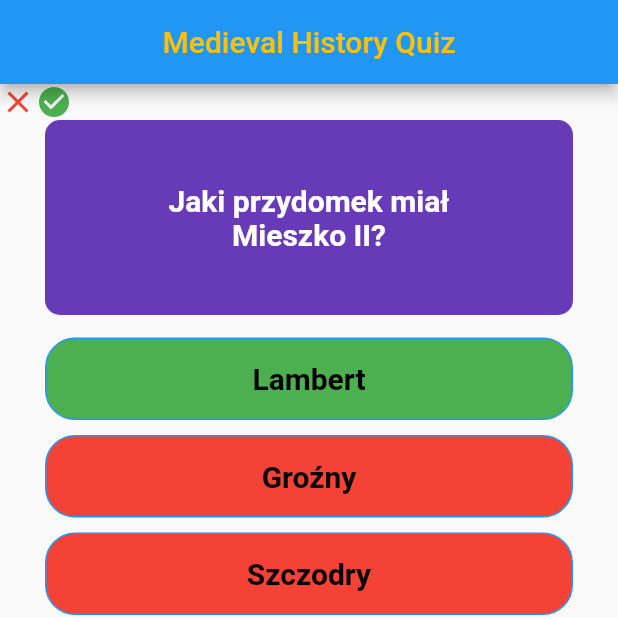
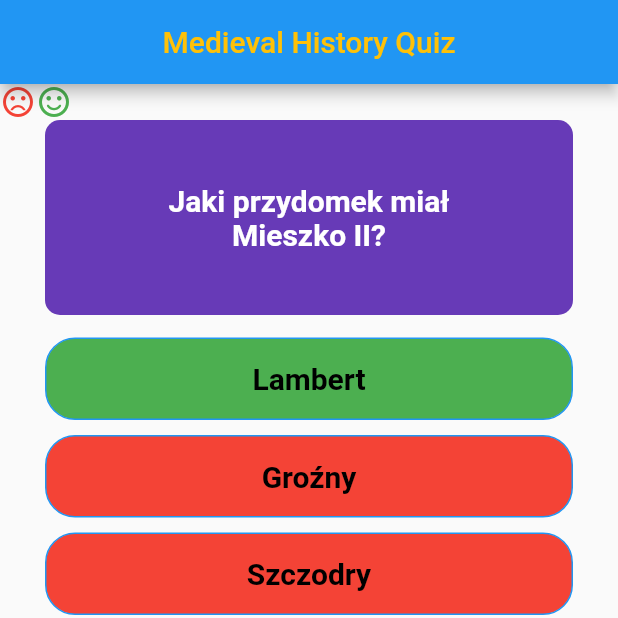
Before and after one commit to christopherwozniak/medieval_quiz, a Flutter app: the screen it shows after launch, after a tap on "Mieszko I", after a tap on "Next Question", after a tap on "Lambert", on a phone screen of 412 x 824 dp, the top half of it. Run offline on Flutter 3.47's test engine with Material 2 defaults, Android fonts, the light colour scheme and no system bars.

Commit message:
Add new Icons to home.dart

```diff
--- a/lib/home/home.dart
+++ b/lib/home/home.dart
@@ -30,8 +30,8 @@ class _HomeState extends State<Home> {
       // adding to the score tracker on top
       _scoreTracker.add(
         answerScore
-            ? const Icon(Icons.check_circle, color: Colors.green)
-            : const Icon(Icons.clear, color: Colors.red),
+            ? const Icon(Icons.sentiment_satisfied_alt_rounded, color: Colors.green)
+            : const Icon(Icons.sentiment_dissatisfied_sharp, color: Colors.red),
       );
       //when the quiz ends
       if (_questioniIndex + 1 == _questions.length) {
@@ -231,97 +231,3 @@ final _questions = [
     ],
   },
 ];
-
-
-// InkWell(
-//               onTap: () {},
-//               child: Container(
-//                 padding: const EdgeInsets.all(15.0),
-//                 margin:
-//                     const EdgeInsets.symmetric(vertical: 5.0, horizontal: 30.0),
-//                 width: double.infinity,
-//                 decoration: BoxDecoration(
-//                   color: Colors.blue,
-//                   border: Border.all(color: Colors.blue),
-//                   borderRadius: BorderRadius.circular(20.0),
-//                 ),
-//                 child: const Text(
-//                   'Answers',
-//                   textAlign: TextAlign.center,
-//                   style: TextStyle(
-//                     fontSize: 20.0,
-//                     color: Colors.white,
-//                     fontWeight: FontWeight.bold,
-//                   ),
-//                 ),
-//               ),
-//             ),
-//             InkWell(
-//               onTap: () {},
-//               child: Container(
-//                 padding: const EdgeInsets.all(15.0),
-//                 margin:
-//                     const EdgeInsets.symmetric(vertical: 5.0, horizontal: 30.0),
-//                 width: double.infinity,
-//                 decoration: BoxDecoration(
-//                   color: Colors.blue,
-//                   border: Border.all(color: Colors.blue),
-//                   borderRadius: BorderRadius.circular(20.0),
-//                 ),
-//                 child: const Text(
-//                   'Answers',
-//                   textAlign: TextAlign.center,
-//                   style: TextStyle(
-//                     fontSize: 20.0,
-//                     color: Colors.white,
-//                     fontWeight: FontWeight.bold,
-//                   ),
-//                 ),
-//               ),
-//             ),
-//             InkWell(
-//               onTap: () {},
-//               child: Container(
-//                 padding: const EdgeInsets.all(15.0),
-//                 margin:
-//                     const EdgeInsets.symmetric(vertical: 5.0, horizontal: 30.0),
-//                 width: double.infinity,
-//                 decoration: BoxDecoration(
-//                   color: Colors.blue,
-//                   border: Border.all(color: Colors.blue),
-//                   borderRadius: BorderRadius.circular(20.0),
-//                 ),
-//                 child: const Text(
-//                   'Answers',
-//                   textAlign: TextAlign.center,
-//                   style: TextStyle(
-//                     fontSize: 20.0,
-//                     color: Colors.white,
-//                     fontWeight: FontWeight.bold,
-//                   ),
-//                 ),
-//               ),
-//             ),
-//             InkWell(
-//               onTap: () {},
-//               child: Container(
-//                 padding: const EdgeInsets.all(15.0),
-//                 margin:
-//                     const EdgeInsets.symmetric(vertical: 5.0, horizontal: 30.0),
-//                 width: double.infinity,
-//                 decoration: BoxDecoration(
-//                   color: Colors.blue,
-//                   border: Border.all(color: Colors.blue),
-//                   borderRadius: BorderRadius.circular(20.0),
-//                 ),
-//                 child: const Text(
-//                   'Answers',
-//                   textAlign: TextAlign.center,
-//                   style: TextStyle(
-//                     fontSize: 20.0,
-//                     color: Colors.white,
-//                     fontWeight: FontWeight.bold,
-//                   ),
-//                 ),
-//               ),
-//             ),
```
Also changed, not shown: flutter_01.png (deleted).
